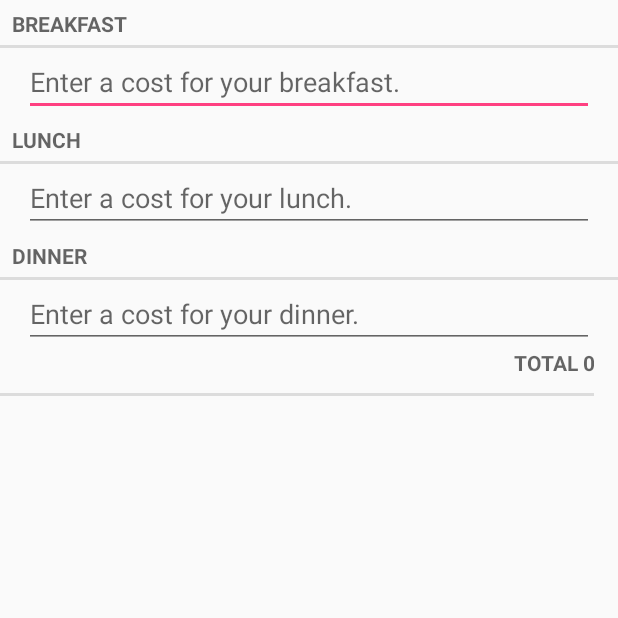
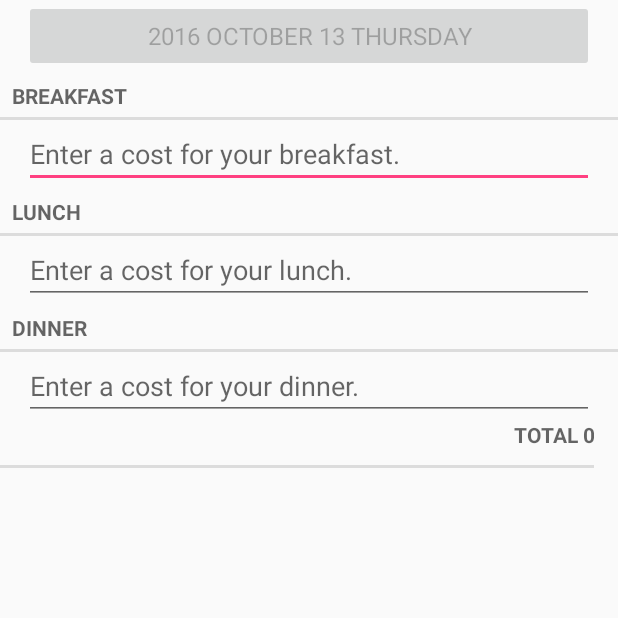
Before and after one commit to Chorior/livingExpenseRecord, an Android app: the screen it shows after launch (RecordActivity), on a phone screen of 412 x 824 dp, the top half of it. Run offline under Robolectric (Android 15) with nearby library versions, the phone set to English and light mode, and no system bars.

Commit message:
add Date Button

```diff
--- a/livingExpenseRecord/app/src/main/java/org/chorior/pengzhen/livingexpenserecord/Record.java
+++ b/livingExpenseRecord/app/src/main/java/org/chorior/pengzhen/livingexpenserecord/Record.java
@@ -1,5 +1,6 @@
 package org.chorior.pengzhen.livingexpenserecord;
 
+import java.util.Date;
 import java.util.UUID;
 
 /**
@@ -8,10 +9,19 @@ import java.util.UUID;
 
 public class Record extends Object {
     private UUID mId;
+    private Date mDate;
     private int mBreakfast;
     private int mLunch;
     private int mDinner;
     private int mTotal_today;
+
+    public Date getmDate() {
+        return mDate;
+    }
+
+    public void setmDate(Date mDate) {
+        this.mDate = mDate;
+    }
 
     public int getmTotal_today() {
         return mTotal_today;
@@ -52,6 +62,7 @@ public class Record extends Object {
     public Record()
     {
         mId = UUID.randomUUID();
+        mDate = new Date();
         mBreakfast = 0;
         mLunch = 0;
         mDinner = 0;
--- a/livingExpenseRecord/app/src/main/java/org/chorior/pengzhen/livingexpenserecord/RecordFragment.java
+++ b/livingExpenseRecord/app/src/main/java/org/chorior/pengzhen/livingexpenserecord/RecordFragment.java
@@ -4,9 +4,11 @@ import android.app.Fragment;
 import android.os.Bundle;
 import android.text.Editable;
 import android.text.TextWatcher;
+import android.text.format.DateFormat;
 import android.view.LayoutInflater;
 import android.view.View;
 import android.view.ViewGroup;
+import android.widget.Button;
 import android.widget.EditText;
 import android.widget.TextView;
 
@@ -16,6 +18,7 @@ import android.widget.TextView;
 
 public class RecordFragment extends Fragment {
     private Record mRecord;
+    private Button mDateButton;
     private EditText mBreakfastField;
     private EditText mLunchField;
     private EditText mDinnerField;
@@ -34,6 +37,10 @@ public class RecordFragment extends Fragment {
                              Bundle savedInstanceState)
     {
         View v = inflater.inflate(R.layout.fragment_record,parent,false);
+
+        mDateButton = (Button)v.findViewById(R.id.record_date);
+        mDateButton.setText(DateFormat.format("yyyy MMMM dd EEEE",mRecord.getmDate()));
+        mDateButton.setEnabled(false);
 
         mTotal_today = (TextView)v.findViewById(R.id.record_total_today);
         mTotal_today.setText(str_total_today_prefix + "" +
--- /dev/null
+++ b/livingExpenseRecord/app/src/main/java/org/chorior/pengzhen/livingexpenserecord/RecordListFragment.java
@@ -0,0 +1,15 @@
+package org.chorior.pengzhen.livingexpenserecord;
+
+import android.app.ListFragment;
+import android.os.Bundle;
+
+/**
+ * Created by pengzhen on 13/10/16.
+ */
+
+public class RecordListFragment extends ListFragment {
+    @Override
+    public void onCreate(Bundle savedInstanceState) {
+        super.onCreate(savedInstanceState);
+    }
+}
--- a/livingExpenseRecord/app/src/main/res/layout/fragment_record.xml
+++ b/livingExpenseRecord/app/src/main/res/layout/fragment_record.xml
@@ -4,6 +4,14 @@
     android:layout_height="match_parent"
     android:orientation="vertical"
     >
+    <Button
+        android:id="@+id/record_date"
+        android:layout_width="match_parent"
+        android:layout_height="wrap_content"
+        android:layout_marginLeft="16dp"
+        android:layout_marginRight="16dp"
+        style="@style/Base.TextAppearance.AppCompat.Menu"
+        />
     <TextView
         android:layout_width="match_parent"
         android:layout_height="wrap_content"
@@ -13,6 +21,7 @@
     <EditText
         android:id="@+id/record_breakfast"
         android:maxLines="1"
+        android:maxLength="8"
         android:inputType="number"
         android:layout_width="match_parent"
         android:layout_height="wrap_content"
@@ -29,6 +38,7 @@
     <EditText
         android:id="@+id/record_lunch"
         android:maxLines="1"
+        android:maxLength="8"
         android:inputType="number"
         android:layout_width="match_parent"
         android:layout_height="wrap_content"
@@ -45,6 +55,7 @@
     <EditText
         android:id="@+id/record_dinner"
         android:maxLines="1"
+        android:maxLength="8"
         android:inputType="number"
         android:layout_width="match_parent"
         android:layout_height="wrap_content"
--- a/livingExpenseRecord/app/src/main/res/values/strings.xml
+++ b/livingExpenseRecord/app/src/main/res/values/strings.xml
@@ -6,4 +6,5 @@
     <string name="record_breakfast_label">BREAKFAST</string>
     <string name="record_lunch_label">LUNCH</string>
     <string name="record_dinner_label">DINNER</string>
+    <string name="record_date_label">DATE</string>
 </resources>
```
